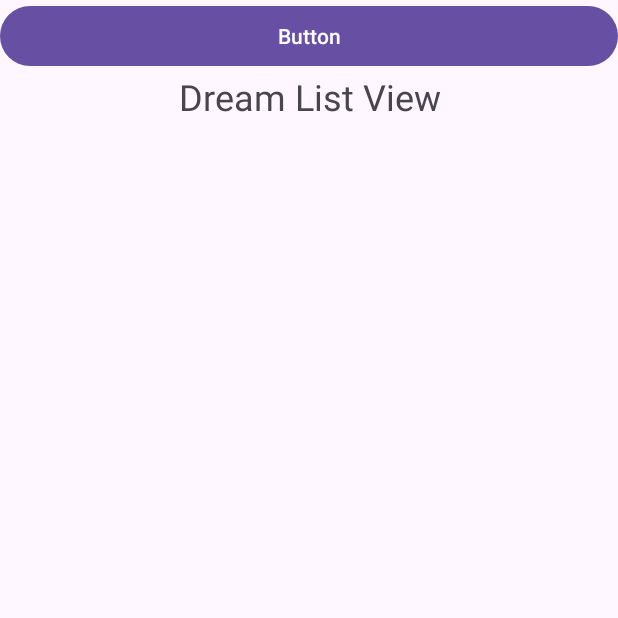
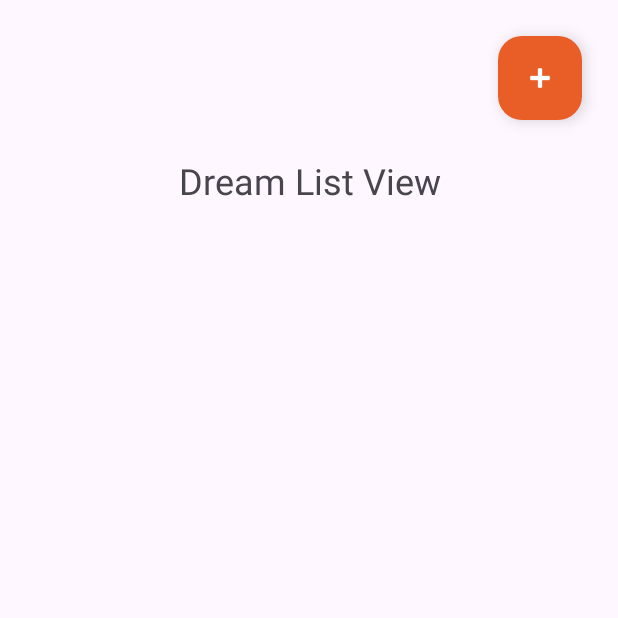
Before and after one commit to Gigacrew/DreamJournal-Android, an Android app: the DreamListViewActivity screen opened directly, with no data from a screen before it, on a phone screen of 412 x 824 dp, the top half of it. Run offline under Robolectric (Android 15) with nearby library versions, the phone set to English and light mode, and no system bars; our stand-ins replace Room's generated code; 4 statements that could not run were skipped.

Commit message:
Dream list view (#12)
* Rebasing this branch to catch up  (#11)

* add new dream

* checkbox & background color chaged

* activity file created for Add New Dream layout file.

* PORT-81 Set up Signup Screen and Login Screens to work properly, adjusted UserDAO to include an option to search by Username / Password PORT-99 Updated Dream List to user Logged In User from Intent PORT-105 New Dream now adds properly to DB and redirects back to List View, will update to Dashboard when complete

---------

Co-authored-by: Atmiya Patel <apatel3756@conestogac.on.ca>
Co-authored-by: Vishnu Sreekumaran Nair <133546643+vishnusn77@users.noreply.github.com>

* made some modifications to the Theme to use our colours, adjusted layout spacing , updated Temp button to a FAB, reversed the fetched objects to show more recent updates first

---------

Co-authored-by: Atmiya Patel <apatel3756@conestogac.on.ca>
Co-authored-by: Vishnu Sreekumaran Nair <133546643+vishnusn77@users.noreply.github.com>

```diff
--- a/app/build.gradle
+++ b/app/build.gradle
@@ -1,6 +1,6 @@
 plugins {
     id 'com.android.application'
-    id 'org.jetbrains.kotlin.android' version '1.7.20'
+    id 'org.jetbrains.kotlin.android'
     id 'kotlin-kapt'
 }
 
--- a/app/src/main/AndroidManifest.xml
+++ b/app/src/main/AndroidManifest.xml
@@ -14,7 +14,7 @@
         tools:targetApi="31">
         <activity
             android:name=".RegistrationActivity"
-            android:exported="false" />
+            android:exported="true" />
         <activity
             android:name=".LoginActivity"
             android:exported="true">
--- a/app/src/main/java/com/gigacrew/dreamjournal/DreamListViewActivity.kt
+++ b/app/src/main/java/com/gigacrew/dreamjournal/DreamListViewActivity.kt
@@ -26,6 +26,7 @@ DreamListAdapter.OnDeleteClickListener{
     override fun onCreate(savedInstanceState: Bundle?) {
         super.onCreate(savedInstanceState)
         binding = ActivityDreamListViewBinding.inflate(layoutInflater)
+        database = AppDatabase.getDatabase(this)
         setContentView(binding.root)
         database = AppDatabase.getDatabase(this)
         val loggedInUserID = intent.getIntExtra("userID",0)
@@ -35,9 +36,8 @@ DreamListAdapter.OnDeleteClickListener{
         GlobalScope.launch {
             currentUser = database.userDao().getUserById(loggedInUserID)!!
         }
-
         fetchDreams()
-        binding.TEMPbutton.setOnClickListener{
+        binding.newDreamButton.setOnClickListener{
             val intent = Intent(this,AddNewDreamActivity::class.java)
             intent.putExtra("userID",currentUser.user_id)
             startActivity(intent)
@@ -53,6 +53,7 @@ DreamListAdapter.OnDeleteClickListener{
                 }
                 dreams.clear()
                 dreams.addAll(response)
+                dreams.reverse()
                 dreamListAdapter.notifyDataSetChanged()
             }catch (e:Exception){
                 displayErrorMessage("Failed to fetch dreams. Error: ${e.message}","Fetch Error")
--- a/app/src/main/res/layout/activity_dream_list_view.xml
+++ b/app/src/main/res/layout/activity_dream_list_view.xml
@@ -7,11 +7,18 @@
     android:orientation="vertical"
     tools:context=".DreamListViewActivity">
 
-    <Button
-        android:id="@+id/TEMPbutton"
+    <com.google.android.material.floatingactionbutton.FloatingActionButton
+        android:id="@+id/newDreamButton"
         android:layout_width="match_parent"
         android:layout_height="wrap_content"
-        android:text="Button" />
+        android:layout_gravity="end"
+        android:layout_margin="24dp"
+        android:clickable="true"
+        android:contentDescription="@string/add_new_dream"
+        android:focusable="true"
+        app:tint="@color/white"
+        app:backgroundTint="@color/primaryColour"
+        app:srcCompat="@android:drawable/ic_input_add" />
 
     <TextView
         android:id="@+id/DreamListViewHeaderTitle"
@@ -26,4 +33,6 @@
         android:layout_width="match_parent"
         android:layout_height="match_parent" />
 
+
+
 </LinearLayout>
--- a/app/src/main/res/values/colors.xml
+++ b/app/src/main/res/values/colors.xml
@@ -2,5 +2,9 @@
 <resources>
     <color name="black">#FF000000</color>
     <color name="white">#FFFFFFFF</color>
-    <color name="errorRed">#FF0000</color>
+    <color name="primaryColour">#FFE95D27</color>
+    <color name="secondaryColour">#FF333333</color>
+    <color name="successColour">#FF27AE60</color>
+    <color name="warningColour">#FFE2B93B</color>
+    <color name="errorColour">#FFEB5757</color>
 </resources>
--- a/app/src/main/res/values/themes.xml
+++ b/app/src/main/res/values/themes.xml
@@ -5,5 +5,9 @@
         <!-- <item name="colorPrimary">@color/my_light_primary</item> -->
     </style>
 
-    <style name="Theme.DreamJournal" parent="Base.Theme.DreamJournal" />
+    <style name="Theme.DreamJournal" parent="Base.Theme.DreamJournal">
+        <item name="colorPrimary">@color/primaryColour</item>
+        <item name="colorSecondary">@color/secondaryColour</item>
+        <item name="colorError">@color/errorColour</item>
+    </style>
 </resources>
```
Also changed, not shown: app/src/main/java/com/gigacrew/dreamjournal/AddNewDreamActivity.kt (+50 -8 lines), app/src/main/java/com/gigacrew/dreamjournal/LoginActivity.kt (+8 -8 lines), app/src/main/res/layout/activity_login.xml (+40 -35 lines), app/src/main/res/layout/activity_newdream.xml (+4 -3 lines), app/src/main/res/layout/item_dream_entry.xml (+4 -6 lines), app/src/main/res/values/strings.xml (+11 -0 lines).
